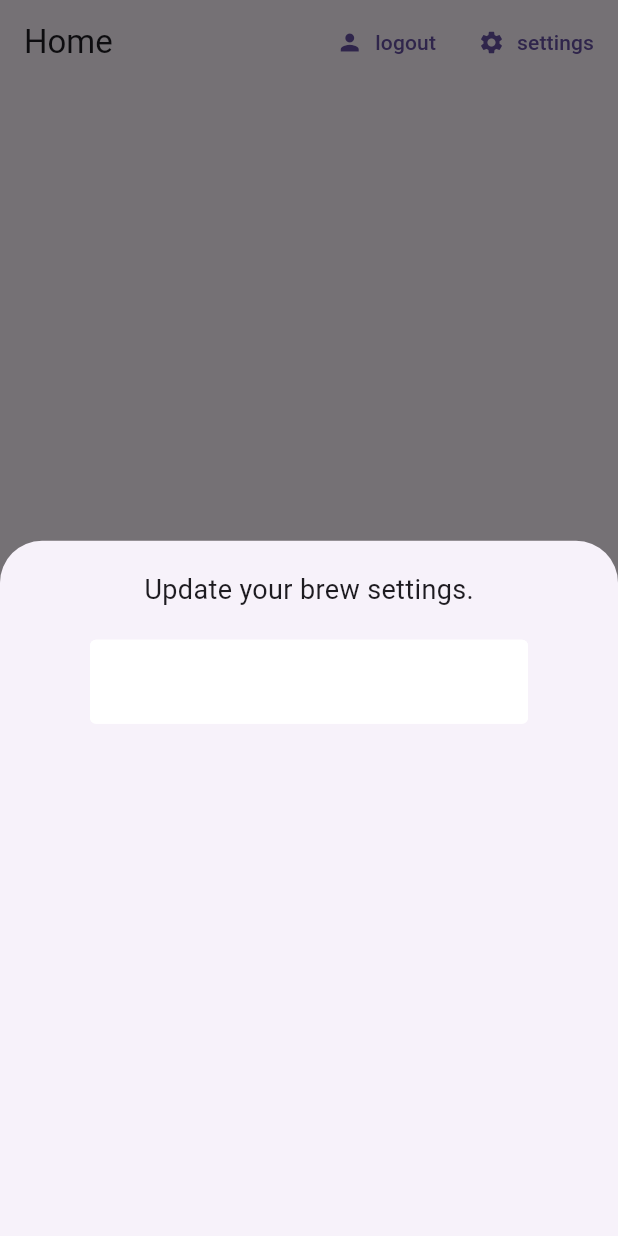
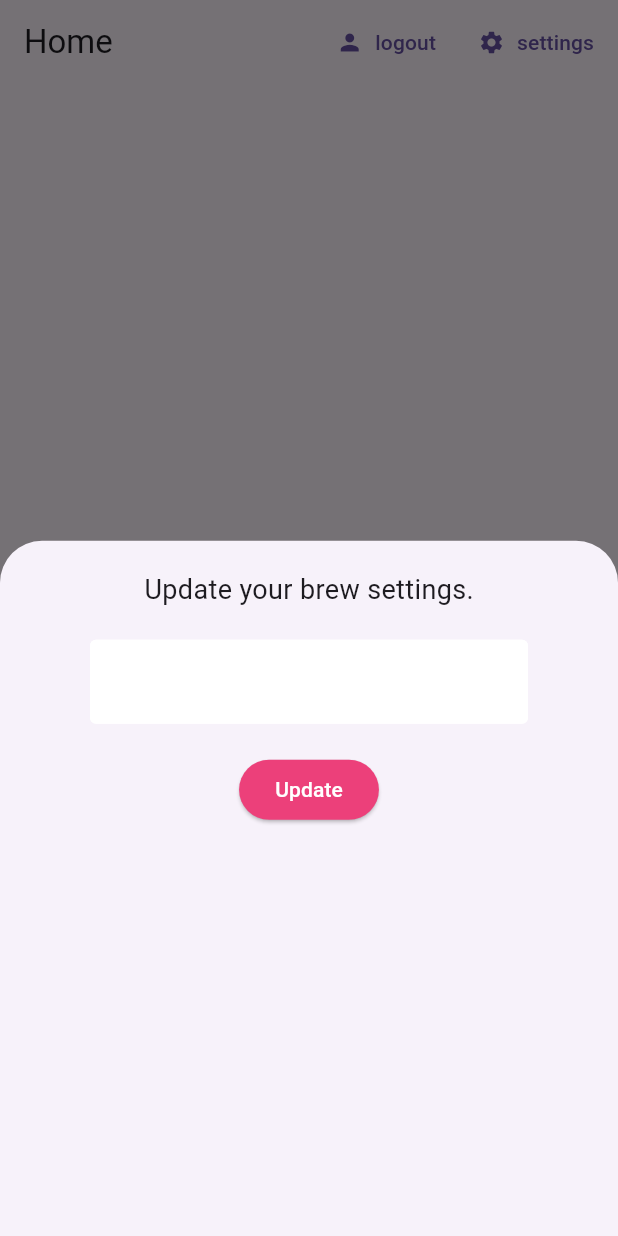
Before and after one commit to Jaykerd123/fireb, a Flutter app: the screen it shows once a user with an empty profile is signed in, after a tap on "settings", on a phone screen of 412 x 824 dp. Run offline on Flutter 3.47's test engine with Material 3 defaults, Android fonts, the phone set to English and light mode, and no system bars; our stand-ins replace cloud_firestore, firebase_auth, firebase_core, flutter_spinkit; accounts and stored records are empty.

Commit message:
pink button

```diff
--- a/lib/screens/home/settings_form.dart
+++ b/lib/screens/home/settings_form.dart
@@ -32,6 +32,23 @@ class _SettingsFormState extends State<SettingsForm> {
             decoration: textInputDecoration,
             validator: (val) => val!.isEmpty ? 'Please enter a name' : null,
             onChanged: (val) => setState(() => _currentName = val),
+          ),
+          SizedBox(height: 20.0),
+        //   drop down
+        //   slider
+          ElevatedButton(
+            style: ElevatedButton.styleFrom(
+              backgroundColor: Colors.pink[400],
+            ),
+            child: Text(
+              'Update',
+              style: TextStyle(color: Colors.white),
+            ),
+            onPressed: () async {
+              if (_formKey.currentState?.validate() ?? false) {
+                // TODO: Handle form submission
+              }
+            },
           )
         ]
       )
```
